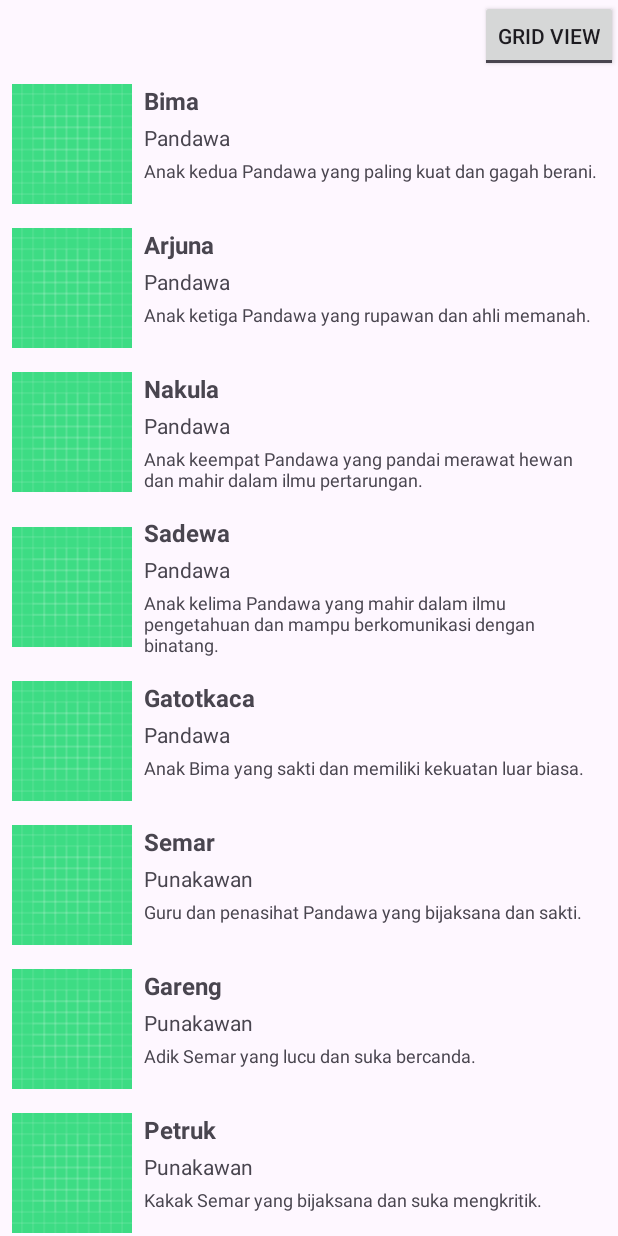
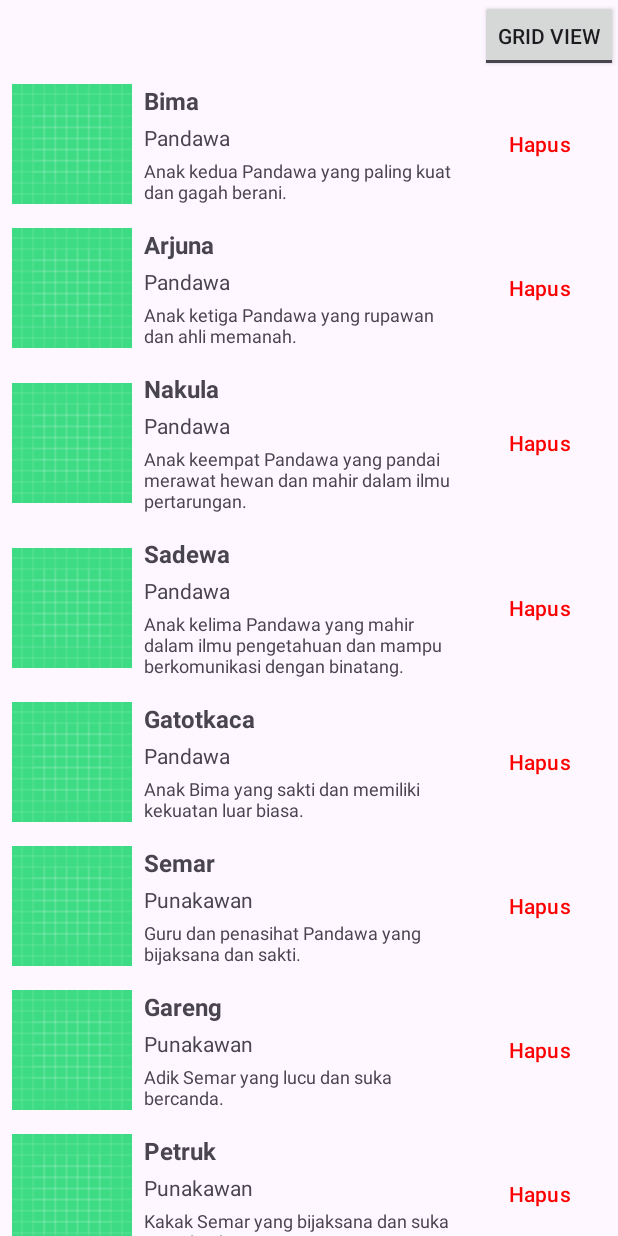
Before and after one commit to Baksoman/paba_recycler_view, an Android app: the screen it shows after launch (MainActivity), on a phone screen of 412 x 824 dp. Run offline under Robolectric (Android 15) with nearby library versions, the phone set to English and light mode, and no system bars.

Commit message:
menambahkan button dan max line di item_recycler.xml

```diff
--- a/app/src/main/res/layout/item_recycler.xml
+++ b/app/src/main/res/layout/item_recycler.xml
@@ -16,14 +16,26 @@
         app:layout_constraintTop_toTopOf="parent"
         tools:src="@mipmap/ic_launcher" />
 
+    <Button
+        android:id="@+id/btnHapus"
+        android:layout_width="wrap_content"
+        android:layout_height="wrap_content"
+        android:text="Hapus"
+        android:textColor="#FF0000"
+        android:backgroundTint="@android:color/transparent"
+        app:layout_constraintBottom_toBottomOf="parent"
+        app:layout_constraintEnd_toEndOf="parent"
+        app:layout_constraintTop_toTopOf="parent" />
+
     <TextView
         android:id="@+id/namaWayang"
         android:layout_width="0dp"
         android:layout_height="wrap_content"
         android:layout_marginStart="8dp"
+        android:layout_marginEnd="8dp"
         android:textSize="16sp"
         android:textStyle="bold"
-        app:layout_constraintEnd_toEndOf="parent"
+        app:layout_constraintEnd_toStartOf="@id/btnHapus"
         app:layout_constraintStart_toEndOf="@id/gambarWayang"
         app:layout_constraintTop_toTopOf="parent"
         tools:text="Nama Wayang" />
@@ -34,8 +46,9 @@
         android:layout_height="wrap_content"
         android:layout_marginStart="8dp"
         android:layout_marginTop="4dp"
+        android:layout_marginEnd="8dp"
         android:textSize="14sp"
-        app:layout_constraintEnd_toEndOf="parent"
+        app:layout_constraintEnd_toStartOf="@id/btnHapus"
         app:layout_constraintStart_toEndOf="@id/gambarWayang"
         app:layout_constraintTop_toBottomOf="@id/namaWayang"
         tools:text="Karakter Wayang" />
@@ -46,9 +59,12 @@
         android:layout_height="wrap_content"
         android:layout_marginStart="8dp"
         android:layout_marginTop="4dp"
+        android:layout_marginEnd="8dp"
         android:textSize="12sp"
+        android:ellipsize="end"
+        android:maxLines="3"
         app:layout_constraintBottom_toBottomOf="parent"
-        app:layout_constraintEnd_toEndOf="parent"
+        app:layout_constraintEnd_toStartOf="@id/btnHapus"
         app:layout_constraintStart_toEndOf="@id/gambarWayang"
         app:layout_constraintTop_toBottomOf="@id/karakterWayang"
         app:layout_constraintVertical_bias="0.0"
```
